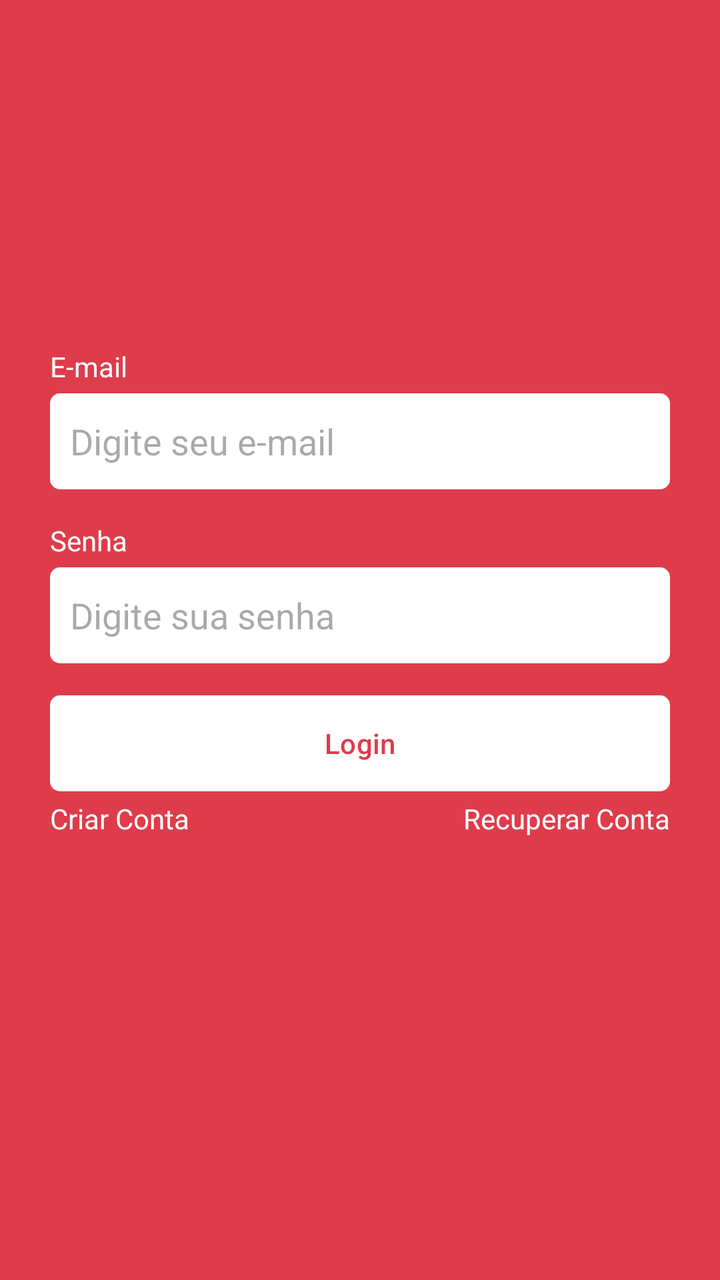
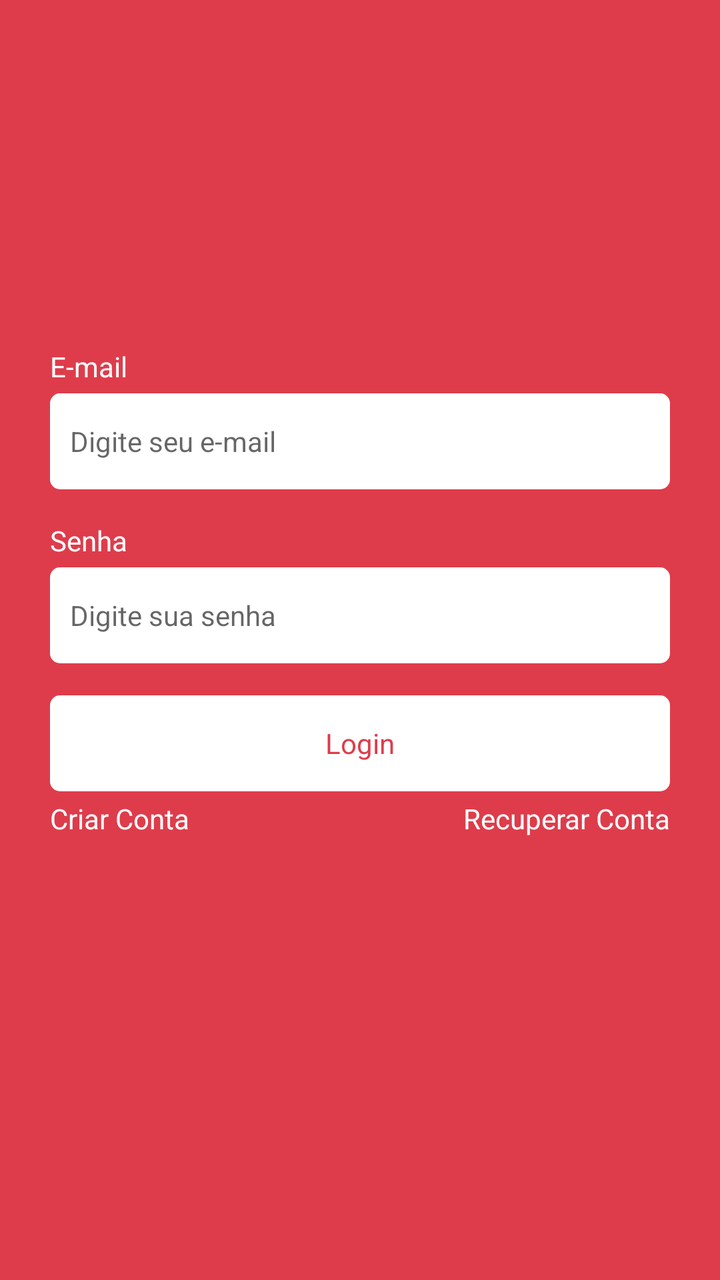

Compare the two renders of this Android layout. The source of the first and the diff that turns it into the second are given below.
<!-- AndroidManifest.xml: application theme Theme.NavegabilidadeEntreAsTelas -->
<!-- res/layout/fragment_login.xml -->
<?xml version="1.0" encoding="utf-8"?>
<androidx.constraintlayout.widget.ConstraintLayout xmlns:android="http://schemas.android.com/apk/res/android"
    xmlns:tools="http://schemas.android.com/tools"
    android:layout_width="match_parent"
    android:layout_height="match_parent"
    xmlns:app="http://schemas.android.com/apk/res-auto"
    tools:context=".ui.auth.LoginFragment">
    
    <LinearLayout
        android:id="@+id/linearLayout"
        android:layout_width="0dp"
        android:layout_height="wrap_content"
        app:layout_constraintBottom_toBottomOf="parent"
        app:layout_constraintEnd_toEndOf="parent"
        app:layout_constraintStart_toStartOf="parent"
        app:layout_constraintTop_toTopOf="parent"
        android:orientation="vertical"
        android:layout_marginHorizontal="25dp">

        <TextView
            android:layout_width="wrap_content"
            android:layout_height="wrap_content"
            android:text="E-mail"
            android:textColor="@color/white"/>

        <EditText
            android:id="@+id/editTextEmail"
            android:layout_width="match_parent"
            android:layout_height="48dp"
            android:hint="Digite seu e-mail"
            android:inputType="textEmailAddress"
            android:padding="10dp"
            android:layout_marginTop="4dp"
            android:background="@drawable/bg_edit_text"/>
        <TextView
            android:layout_width="wrap_content"
            android:layout_height="wrap_content"
            android:text="Senha"
            android:textColor="@color/white"

            android:layout_marginTop="16dp"/>

        <EditText
            android:id="@+id/editTextSenha"
            android:layout_width="match_parent"
            android:layout_height="48dp"
            android:inputType="textPassword"
            android:hint="Digite sua senha"
            android:padding="10dp"
            android:layout_marginTop="4dp"
            android:background="@drawable/bg_edit_text"/>

        <com.google.android.material.button.MaterialButton
            android:id="@+id/buttonLogin"
            android:layout_width="match_parent"
            android:layout_height="wrap_content"
            android:text="Login"
            android:textColor="@color/color_default"
            app:backgroundTint="@null"
            android:layout_marginTop="16dp"
            android:background="@drawable/bg_btn"/>

        <LinearLayout
            android:layout_width="match_parent"
            android:layout_height="wrap_content"
            android:orientation="horizontal"
            android:layout_marginTop="4dp">

            <TextView
                android:id="@+id/btnRegister"
                android:layout_width="wrap_content"
                android:layout_height="wrap_content"
                android:text="Criar Conta"
                android:layout_weight="1"
                android:textAlignment="textStart"
                android:textColor="@color/white"/>

            <TextView
                android:id="@+id/btnRecover"
                android:layout_width="wrap_content"
                android:layout_height="wrap_content"
                android:text="Recuperar Conta"
                android:layout_weight="1"
                android:textAlignment="textEnd"
                android:textColor="@color/white"/>
        </LinearLayout>
        <ProgressBar
            android:layout_width="wrap_content"
            android:layout_height="wrap_content"
            android:indeterminateTint="@color/white"
            android:layout_gravity="center"
            tools:visibility="visible"
            android:visibility="invisible"/>
    </LinearLayout>
</androidx.constraintlayout.widget.ConstraintLayout>
<!-- resources referenced by this layout -->
<resources>
  <color name="color_default">#DE3C4B</color>
  <color name="white">#FFFFFFFF</color>
  <!-- drawable bg_btn (drawable) -->
  <?xml version="1.0" encoding="utf-8"?>
  <shape xmlns:android="http://schemas.android.com/apk/res/android"
      android:shape="rectangle">
  
      <solid android:color="@color/white"/>
      <corners android:radius="5dp"/>
  </shape>
  <!-- drawable bg_edit_text (drawable) -->
  <?xml version="1.0" encoding="utf-8"?>
  <shape xmlns:android="http://schemas.android.com/apk/res/android"
      android:shape="rectangle">
  
      <solid android:color="@color/white"/>
      <corners android:radius="5dp"/>
  </shape>
  <style name="Theme.NavegabilidadeEntreAsTelas" parent="Base.Theme.NavegabilidadeEntreAsTelas" />
  <style name="Base.Theme.NavegabilidadeEntreAsTelas" parent="Theme.Material3.DayNight.NoActionBar">
          
          
          <item name="android:windowBackground">@color/color_default</item>
          <item name="android:colorPrimary">@color/color_default</item>
          <item name="colorPrimaryVariant">@color/color_default</item>
      </style>
</resources>

<!-- the commit's change to res/layout/fragment_login.xml (unified diff, before → after) -->
@@ -27,6 +27,7 @@
             android:id="@+id/editTextEmail"
             android:layout_width="match_parent"
             android:layout_height="48dp"
+            style="@style/EditTextTheme"
             android:hint="Digite seu e-mail"
             android:inputType="textEmailAddress"
             android:padding="10dp"
@@ -45,6 +46,7 @@
             android:layout_width="match_parent"
             android:layout_height="48dp"
             android:inputType="textPassword"
+            style="@style/EditTextTheme"
             android:hint="Digite sua senha"
             android:padding="10dp"
             android:layout_marginTop="4dp"
@@ -54,6 +56,7 @@
             android:id="@+id/buttonLogin"
             android:layout_width="match_parent"
             android:layout_height="wrap_content"
+            style="@style/ButtonTheme"
             android:text="Login"
             android:textColor="@color/color_default"
             app:backgroundTint="@null"
<!-- resource entries referenced after the edit -->
@@ -18,6 +18,17 @@
       <solid android:color="@color/white"/>
       <corners android:radius="5dp"/>
   </shape>
+  <style name="ButtonTheme" parent="Theme.MaterialComponents.DayNight.NoActionBar">
+          <item name="android:background">@drawable/bg_btn</item>
+          <item name="android:textAllCaps">false</item>
+          <item name="android:textColor">@color/color_default</item>
+          <item name="backgroundTint">@null</item>
+      </style>
+  <style name="EditTextTheme" parent="Theme.MaterialComponents.DayNight.NoActionBar">
+          <item name="android:background">@drawable/bg_edit_text</item>
+          <item name="android:padding">16dp</item>
+          <item name="android:textSize">14sp</item>
+      </style>
   <style name="Theme.NavegabilidadeEntreAsTelas" parent="Base.Theme.NavegabilidadeEntreAsTelas" />
   <style name="Base.Theme.NavegabilidadeEntreAsTelas" parent="Theme.Material3.DayNight.NoActionBar">
           
